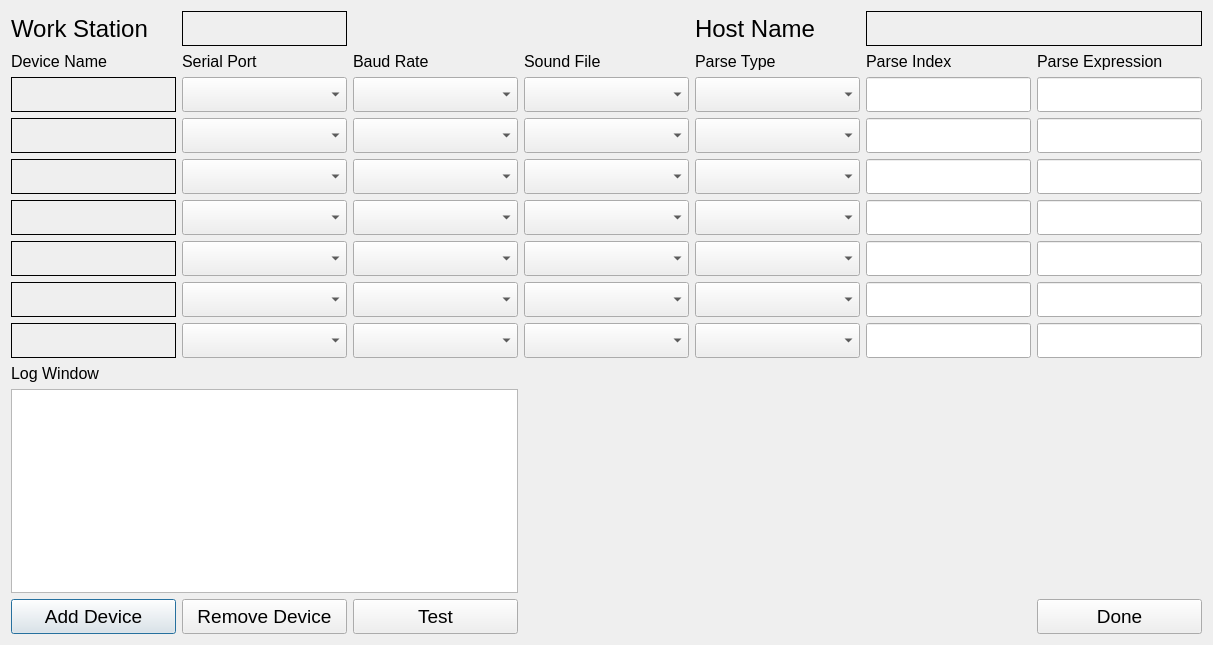
This is ui/DeviceSetupDlg.ui in aliciabillings-noaa/CLAMS as Qt 5 draws it before an edit. The edited form follows.
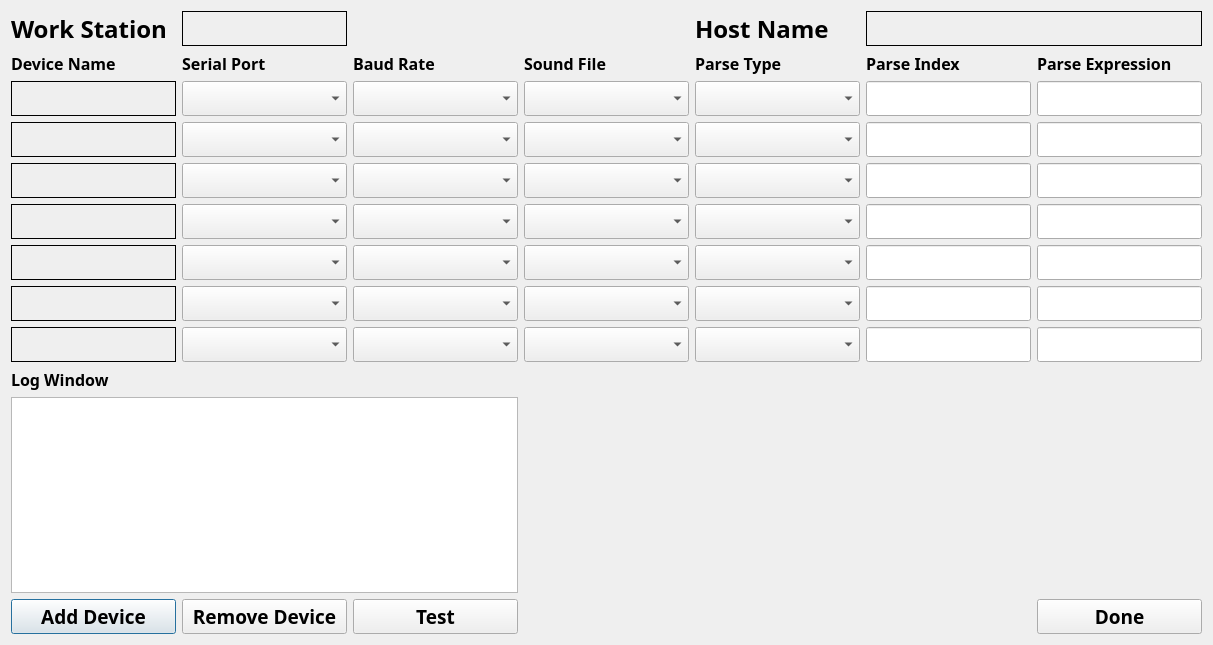
This is the edited form.

Commit message: set fonts to Arial Black

Diff of the .ui file:
```diff
--- a/ui/DeviceSetupDlg.ui
+++ b/ui/DeviceSetupDlg.ui
@@ -20,7 +20,10 @@
       <widget class="QLabel" name="label_11">
        <property name="font">
         <font>
+         <family>Arial Black</family>
          <pointsize>12</pointsize>
+         <weight>75</weight>
+         <bold>true</bold>
         </font>
        </property>
        <property name="text">
@@ -38,7 +41,10 @@
        </property>
        <property name="font">
         <font>
+         <family>Arial Black</family>
          <pointsize>12</pointsize>
+         <weight>75</weight>
+         <bold>true</bold>
         </font>
        </property>
        <property name="frameShape">
@@ -80,7 +86,10 @@
        </property>
        <property name="font">
         <font>
+         <family>Arial Black</family>
          <pointsize>12</pointsize>
+         <weight>75</weight>
+         <bold>true</bold>
         </font>
        </property>
       </widget>
@@ -95,7 +104,10 @@
        </property>
        <property name="font">
         <font>
+         <family>Arial Black</family>
          <pointsize>12</pointsize>
+         <weight>75</weight>
+         <bold>true</bold>
         </font>
        </property>
       </widget>
@@ -104,7 +116,10 @@
       <widget class="QLabel" name="label_14">
        <property name="font">
         <font>
+         <family>Arial Black</family>
          <pointsize>12</pointsize>
+         <weight>75</weight>
+         <bold>true</bold>
         </font>
        </property>
        <property name="text">
@@ -122,7 +137,10 @@
        </property>
        <property name="font">
         <font>
+         <family>Arial Black</family>
          <pointsize>12</pointsize>
+         <weight>75</weight>
+         <bold>true</bold>
         </font>
        </property>
       </widget>
@@ -131,7 +149,10 @@
       <widget class="QLabel" name="label">
        <property name="font">
         <font>
+         <family>Arial Black</family>
          <pointsize>18</pointsize>
+         <weight>75</weight>
+         <bold>true</bold>
         </font>
        </property>
        <property name="text">
@@ -143,7 +164,10 @@
       <widget class="QLabel" name="label_2">
        <property name="font">
         <font>
+         <family>Arial Black</family>
          <pointsize>18</pointsize>
+         <weight>75</weight>
+         <bold>true</bold>
         </font>
        </property>
        <property name="text">
@@ -155,7 +179,10 @@
       <widget class="QLabel" name="label_10">
        <property name="font">
         <font>
+         <family>Arial Black</family>
          <pointsize>12</pointsize>
+         <weight>75</weight>
+         <bold>true</bold>
         </font>
        </property>
        <property name="text">
@@ -167,7 +194,10 @@
       <widget class="QLabel" name="label_13">
        <property name="font">
         <font>
+         <family>Arial Black</family>
          <pointsize>12</pointsize>
+         <weight>75</weight>
+         <bold>true</bold>
         </font>
        </property>
        <property name="text">
@@ -179,7 +209,10 @@
       <widget class="QLabel" name="label_15">
        <property name="font">
         <font>
+         <family>Arial Black</family>
          <pointsize>12</pointsize>
+         <weight>75</weight>
+         <bold>true</bold>
         </font>
        </property>
        <property name="text">
@@ -191,7 +224,10 @@
       <widget class="QLabel" name="label_16">
        <property name="font">
         <font>
+         <family>Arial Black</family>
          <pointsize>12</pointsize>
+         <weight>75</weight>
+         <bold>true</bold>
         </font>
        </property>
        <property name="text">
@@ -203,7 +239,10 @@
       <widget class="QLabel" name="label_12">
        <property name="font">
         <font>
+         <family>Arial Black</family>
          <pointsize>12</pointsize>
+         <weight>75</weight>
+         <bold>true</bold>
         </font>
        </property>
        <property name="text">
@@ -242,7 +281,10 @@
        </property>
        <property name="font">
         <font>
+         <family>Arial Black</family>
          <pointsize>12</pointsize>
+         <weight>75</weight>
+         <bold>true</bold>
         </font>
        </property>
       </widget>
@@ -257,7 +299,10 @@
        </property>
        <property name="font">
         <font>
+         <family>Arial Black</family>
          <pointsize>12</pointsize>
+         <weight>75</weight>
+         <bold>true</bold>
         </font>
        </property>
       </widget>
@@ -272,7 +317,10 @@
        </property>
        <property name="font">
         <font>
+         <family>Arial Black</family>
          <pointsize>12</pointsize>
+         <weight>75</weight>
+         <bold>true</bold>
         </font>
        </property>
        <property name="frameShape">
@@ -293,7 +341,10 @@
        </property>
        <property name="font">
         <font>
+         <family>Arial Black</family>
          <pointsize>12</pointsize>
+         <weight>75</weight>
+         <bold>true</bold>
         </font>
        </property>
       </widget>
@@ -308,7 +359,10 @@
        </property>
        <property name="font">
         <font>
+         <family>Arial Black</family>
          <pointsize>12</pointsize>
+         <weight>75</weight>
+         <bold>true</bold>
         </font>
        </property>
       </widget>
@@ -323,7 +377,10 @@
        </property>
        <property name="font">
         <font>
+         <family>Arial Black</family>
          <pointsize>12</pointsize>
+         <weight>75</weight>
+         <bold>true</bold>
         </font>
        </property>
       </widget>
@@ -338,7 +395,10 @@
        </property>
        <property name="font">
         <font>
+         <family>Arial Black</family>
          <pointsize>12</pointsize>
+         <weight>75</weight>
+         <bold>true</bold>
         </font>
        </property>
       </widget>
@@ -353,7 +413,10 @@
        </property>
        <property name="font">
         <font>
+         <family>Arial Black</family>
          <pointsize>12</pointsize>
+         <weight>75</weight>
+         <bold>true</bold>
         </font>
        </property>
       </widget>
@@ -368,7 +431,10 @@
        </property>
        <property name="font">
         <font>
+         <family>Arial Black</family>
          <pointsize>12</pointsize>
+         <weight>75</weight>
+         <bold>true</bold>
         </font>
        </property>
       </widget>
@@ -383,7 +449,10 @@
        </property>
        <property name="font">
         <font>
+         <family>Arial Black</family>
          <pointsize>12</pointsize>
+         <weight>75</weight>
+         <bold>true</bold>
         </font>
        </property>
       </widget>
@@ -398,7 +467,10 @@
        </property>
        <property name="font">
         <font>
+         <family>Arial Black</family>
          <pointsize>12</pointsize>
+         <weight>75</weight>
+         <bold>true</bold>
         </font>
        </property>
       </widget>
@@ -413,7 +485,10 @@
        </property>
        <property name="font">
         <font>
+         <family>Arial Black</family>
          <pointsize>12</pointsize>
+         <weight>75</weight>
+         <bold>true</bold>
         </font>
        </property>
       </widget>
@@ -428,7 +503,10 @@
        </property>
        <property name="font">
         <font>
+         <family>Arial Black</family>
          <pointsize>12</pointsize>
+         <weight>75</weight>
+         <bold>true</bold>
         </font>
        </property>
        <property name="frameShape">
@@ -449,7 +527,10 @@
        </property>
        <property name="font">
         <font>
+         <family>Arial Black</family>
          <pointsize>12</pointsize>
+         <weight>75</weight>
+         <bold>true</bold>
         </font>
        </property>
       </widget>
@@ -464,7 +545,10 @@
        </property>
        <property name="font">
         <font>
+         <family>Arial Black</family>
          <pointsize>12</pointsize>
+         <weight>75</weight>
+         <bold>true</bold>
         </font>
        </property>
       </widget>
@@ -479,7 +563,10 @@
        </property>
        <property name="font">
         <font>
+         <family>Arial Black</family>
          <pointsize>12</pointsize>
+         <weight>75</weight>
+         <bold>true</bold>
         </font>
        </property>
       </widget>
@@ -494,7 +581,10 @@
        </property>
        <property name="font">
         <font>
+         <family>Arial Black</family>
          <pointsize>12</pointsize>
+         <weight>75</weight>
+         <bold>true</bold>
         </font>
        </property>
       </widget>
@@ -509,7 +599,10 @@
        </property>
        <property name="font">
         <font>
+         <family>Arial Black</family>
          <pointsize>12</pointsize>
+         <weight>75</weight>
+         <bold>true</bold>
         </font>
        </property>
       </widget>
@@ -524,7 +617,10 @@
        </property>
        <property name="font">
         <font>
+         <family>Arial Black</family>
          <pointsize>12</pointsize>
+         <weight>75</weight>
+         <bold>true</bold>
         </font>
        </property>
        <property name="frameShape">
@@ -545,7 +641,10 @@
        </property>
        <property name="font">
         <font>
+         <family>Arial Black</family>
          <pointsize>12</pointsize>
+         <weight>75</weight>
+         <bold>true</bold>
         </font>
        </property>
       </widget>
@@ -560,7 +659,10 @@
        </property>
        <property name="font">
         <font>
+         <family>Arial Black</family>
          <pointsize>12</pointsize>
+         <weight>75</weight>
+         <bold>true</bold>
         </font>
        </property>
       </widget>
@@ -575,7 +677,10 @@
        </property>
        <property name="font">
         <font>
+         <family>Arial Black</family>
          <pointsize>12</pointsize>
+         <weight>75</weight>
+         <bold>true</bold>
         </font>
        </property>
       </widget>
@@ -590,7 +695,10 @@
        </property>
        <property name="font">
         <font>
+         <family>Arial Black</family>
          <pointsize>12</pointsize>
+         <weight>75</weight>
+         <bold>true</bold>
         </font>
        </property>
       </widget>
@@ -605,7 +713,10 @@
        </property>
        <property name="font">
         <font>
+         <family>Arial Black</family>
          <pointsize>12</pointsize>
+         <weight>75</weight>
+         <bold>true</bold>
         </font>
        </property>
       </widget>
@@ -620,7 +731,10 @@
        </property>
        <property name="font">
         <font>
+         <family>Arial Black</family>
          <pointsize>12</pointsize>
+         <weight>75</weight>
+         <bold>true</bold>
         </font>
        </property>
        <property name="frameShape">
@@ -641,7 +755,10 @@
        </property>
        <property name="font">
         <font>
+         <family>Arial Black</family>
          <pointsize>12</pointsize>
+         <weight>75</weight>
+         <bold>true</bold>
         </font>
        </property>
       </widget>
@@ -656,7 +773,10 @@
        </property>
        <property name="font">
         <font>
+         <family>Arial Black</family>
          <pointsize>12</pointsize>
+         <weight>75</weight>
+         <bold>true</bold>
         </font>
        </property>
       </widget>
@@ -671,7 +791,10 @@
        </property>
        <property name="font">
         <font>
+         <family>Arial Black</family>
          <pointsize>12</pointsize>
+         <weight>75</weight>
+         <bold>true</bold>
         </font>
        </property>
       </widget>
@@ -686,7 +809,10 @@
        </property>
        <property name="font">
         <font>
+         <family>Arial Black</family>
          <pointsize>12</pointsize>
+         <weight>75</weight>
+         <bold>true</bold>
         </font>
        </property>
        <property name="frameShape">
@@ -707,7 +833,10 @@
        </property>
        <property name="font">
         <font>
+         <family>Arial Black</family>
          <pointsize>12</pointsize>
+         <weight>75</weight>
+         <bold>true</bold>
         </font>
        </property>
       </widget>
@@ -722,7 +851,10 @@
        </property>
        <property name="font">
         <font>
+         <family>Arial Black</family>
          <pointsize>12</pointsize>
+         <weight>75</weight>
+         <bold>true</bold>
         </font>
        </property>
       </widget>
@@ -737,7 +869,10 @@
        </property>
        <property name="font">
         <font>
+         <family>Arial Black</family>
          <pointsize>12</pointsize>
+         <weight>75</weight>
+         <bold>true</bold>
         </font>
        </property>
       </widget>
@@ -752,7 +887,10 @@
        </property>
        <property name="font">
         <font>
+         <family>Arial Black</family>
          <pointsize>12</pointsize>
+         <weight>75</weight>
+         <bold>true</bold>
         </font>
        </property>
       </widget>
@@ -767,7 +905,10 @@
        </property>
        <property name="font">
         <font>
+         <family>Arial Black</family>
          <pointsize>12</pointsize>
+         <weight>75</weight>
+         <bold>true</bold>
         </font>
        </property>
       </widget>
@@ -776,7 +917,10 @@
       <widget class="QLabel" name="label_17">
        <property name="font">
         <font>
+         <family>Arial Black</family>
          <pointsize>12</pointsize>
+         <weight>75</weight>
+         <bold>true</bold>
         </font>
        </property>
        <property name="text">
@@ -794,7 +938,10 @@
        </property>
        <property name="font">
         <font>
+         <family>Arial Black</family>
          <pointsize>12</pointsize>
+         <weight>75</weight>
+         <bold>true</bold>
         </font>
        </property>
       </widget>
@@ -807,6 +954,13 @@
          <height>35</height>
         </size>
        </property>
+       <property name="font">
+        <font>
+         <family>Arial Black</family>
+         <weight>75</weight>
+         <bold>true</bold>
+        </font>
+       </property>
       </widget>
      </item>
      <item row="8" column="1">
@@ -819,7 +973,10 @@
        </property>
        <property name="font">
         <font>
+         <family>Arial Black</family>
          <pointsize>12</pointsize>
+         <weight>75</weight>
+         <bold>true</bold>
         </font>
        </property>
       </widget>
@@ -834,7 +991,10 @@
        </property>
        <property name="font">
         <font>
+         <family>Arial Black</family>
          <pointsize>12</pointsize>
+         <weight>75</weight>
+         <bold>true</bold>
         </font>
        </property>
       </widget>
@@ -849,7 +1009,10 @@
        </property>
        <property name="font">
         <font>
+         <family>Arial Black</family>
          <pointsize>12</pointsize>
+         <weight>75</weight>
+         <bold>true</bold>
         </font>
        </property>
       </widget>
@@ -864,7 +1027,10 @@
        </property>
        <property name="font">
         <font>
+         <family>Arial Black</family>
          <pointsize>12</pointsize>
+         <weight>75</weight>
+         <bold>true</bold>
         </font>
        </property>
       </widget>
@@ -879,7 +1045,10 @@
        </property>
        <property name="font">
         <font>
+         <family>Arial Black</family>
          <pointsize>12</pointsize>
+         <weight>75</weight>
+         <bold>true</bold>
         </font>
        </property>
       </widget>
@@ -894,7 +1063,10 @@
        </property>
        <property name="font">
         <font>
+         <family>Arial Black</family>
          <pointsize>12</pointsize>
+         <weight>75</weight>
+         <bold>true</bold>
         </font>
        </property>
       </widget>
@@ -909,7 +1081,10 @@
        </property>
        <property name="font">
         <font>
+         <family>Arial Black</family>
          <pointsize>12</pointsize>
+         <weight>75</weight>
+         <bold>true</bold>
         </font>
        </property>
       </widget>
@@ -924,7 +1099,10 @@
        </property>
        <property name="font">
         <font>
+         <family>Arial Black</family>
          <pointsize>12</pointsize>
+         <weight>75</weight>
+         <bold>true</bold>
         </font>
        </property>
       </widget>
@@ -939,7 +1117,10 @@
        </property>
        <property name="font">
         <font>
+         <family>Arial Black</family>
          <pointsize>12</pointsize>
+         <weight>75</weight>
+         <bold>true</bold>
         </font>
        </property>
       </widget>
@@ -954,7 +1135,10 @@
        </property>
        <property name="font">
         <font>
+         <family>Arial Black</family>
          <pointsize>12</pointsize>
+         <weight>75</weight>
+         <bold>true</bold>
         </font>
        </property>
        <property name="frameShape">
@@ -975,7 +1159,10 @@
        </property>
        <property name="font">
         <font>
+         <family>Arial Black</family>
          <pointsize>14</pointsize>
+         <weight>75</weight>
+         <bold>true</bold>
         </font>
        </property>
        <property name="text">
@@ -993,7 +1180,10 @@
        </property>
        <property name="font">
         <font>
+         <family>Arial Black</family>
          <pointsize>14</pointsize>
+         <weight>75</weight>
+         <bold>true</bold>
         </font>
        </property>
        <property name="text">
@@ -1011,7 +1201,10 @@
        </property>
        <property name="font">
         <font>
+         <family>Arial Black</family>
          <pointsize>14</pointsize>
+         <weight>75</weight>
+         <bold>true</bold>
         </font>
        </property>
        <property name="text">
@@ -1029,7 +1222,10 @@
        </property>
        <property name="font">
         <font>
+         <family>Arial Black</family>
          <pointsize>14</pointsize>
+         <weight>75</weight>
+         <bold>true</bold>
         </font>
        </property>
        <property name="text">
```
Left out of the diff: 6 changed lines with no effect on the pictures. The commit also changes 42 other files.
